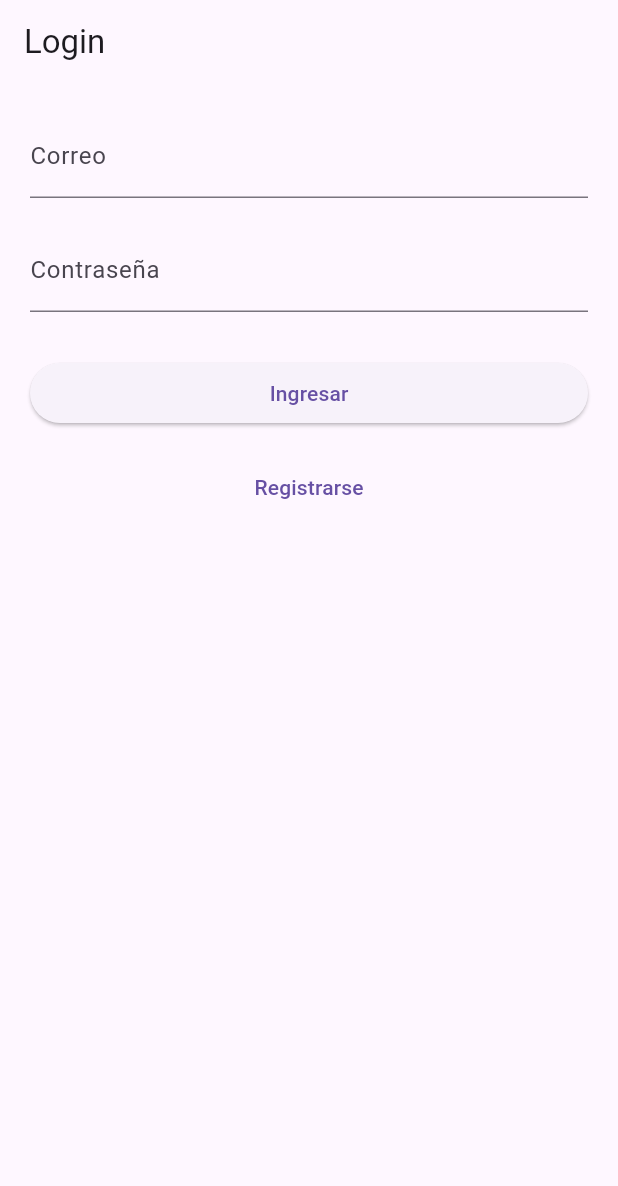
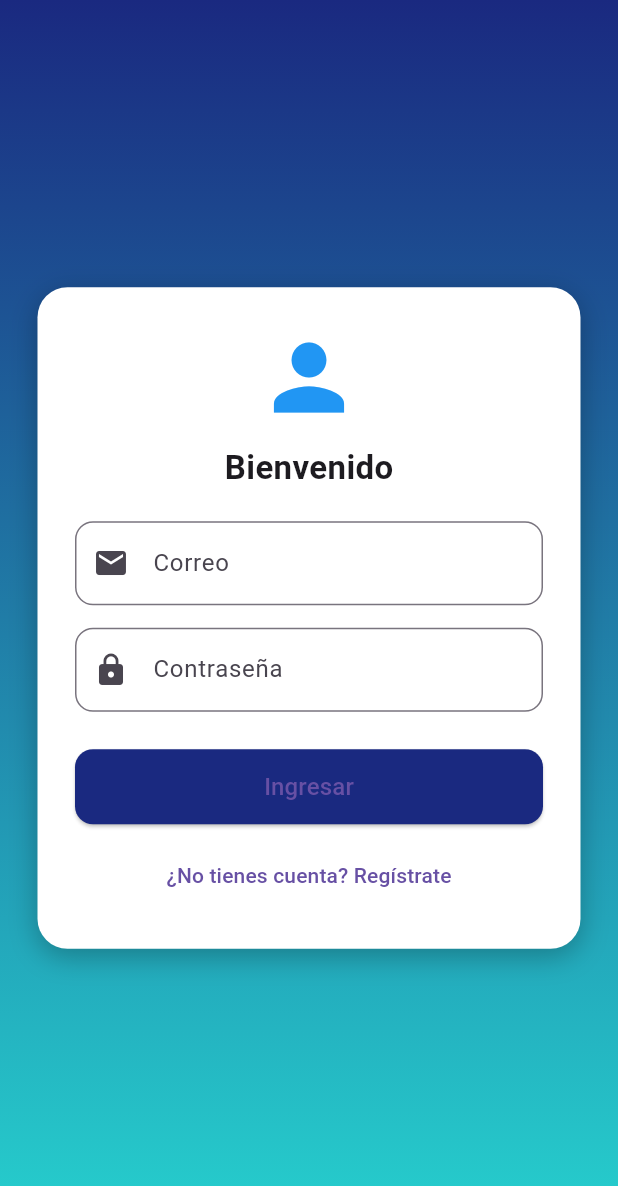
Before and after one commit to Johan123788/FlutterReport, a Flutter app: the screen it shows after launch, on a phone screen of 412 x 824 dp. Shown: the top 1186 px of the screen. Run offline on Flutter 3.47's test engine with Material 3 defaults, Android fonts, the light colour scheme and no system bars; our stand-ins replace geolocator, image_picker.

Commit message:
Mejora Login

```diff
--- a/lib/main.dart
+++ b/lib/main.dart
@@ -1,4 +1,5 @@
 import 'package:flutter/material.dart';
+import 'package:ojociudadano/ui/screens/inicio_page.dart';
 import 'package:ojociudadano/ui/screens/login_page.dart';
 
 void main() {
--- a/lib/ui/screens/login_page.dart
+++ b/lib/ui/screens/login_page.dart
@@ -1,7 +1,6 @@
 import 'package:flutter/material.dart';
 import 'package:ojociudadano/controllers/login_controller.dart';
 import 'package:ojociudadano/ui/screens/inicio_page.dart';
-
 import 'package:ojociudadano/ui/screens/registro_page.dart';
 
 class LoginPage extends StatefulWidget {
@@ -14,14 +13,19 @@ class LoginPage extends StatefulWidget {
 class _LoginPageState extends State<LoginPage> {
   final correoController = TextEditingController();
   final passwordController = TextEditingController();
-
   final LoginController loginController = LoginController();
 
+  bool cargando = false;
+
   void iniciarSesion() async {
+    setState(() => cargando = true);
+
     var usuario = await loginController.login(
       correoController.text,
       passwordController.text,
     );
+
+    setState(() => cargando = false);
 
     if (!mounted) return;
 
@@ -29,8 +33,10 @@ class _LoginPageState extends State<LoginPage> {
       Navigator.pushReplacement(
         context,
         MaterialPageRoute(
-          builder: (context) =>
-              HomePage(usuarioId: usuario.id, nombreUsuario: usuario.nombre),
+          builder: (context) => HomePage(
+            usuarioId: usuario.id,
+            nombreUsuario: usuario.nombre,
+          ),
         ),
       );
     } else {
@@ -50,48 +56,114 @@ class _LoginPageState extends State<LoginPage> {
   @override
   Widget build(BuildContext context) {
     return Scaffold(
-      appBar: AppBar(title: const Text("Login")),
+      body: Container(
+        width: double.infinity,
+        height: double.infinity,
+        decoration: const BoxDecoration(
+          gradient: LinearGradient(
+            colors: [Color(0xFF1A2980), Color(0xFF26D0CE)],
+            begin: Alignment.topCenter,
+            end: Alignment.bottomCenter,
+          ),
+        ),
+        child: Center(
+          child: SingleChildScrollView(
+            child: Container(
+              margin: const EdgeInsets.symmetric(horizontal: 25),
+              padding: const EdgeInsets.all(25),
+              decoration: BoxDecoration(
+                color: Colors.white,
+                borderRadius: BorderRadius.circular(20),
+                boxShadow: [
+                  BoxShadow(
+                    color: Colors.black26,
+                    blurRadius: 15,
+                    offset: const Offset(0, 5),
+                  )
+                ],
+              ),
+              child: Column(
+                mainAxisSize: MainAxisSize.min,
+                children: [
+                  const Icon(Icons.person, size: 70, color: Colors.blue),
+                  const SizedBox(height: 10),
 
-      body: Padding(
-        padding: const EdgeInsets.all(20),
-
-        child: Column(
-          children: [
-            TextField(
-              controller: correoController,
-              decoration: const InputDecoration(labelText: "Correo"),
+                  const Text(
+                    "Bienvenido",
+                    style: TextStyle(
+                      fontSize: 22,
+                      fontWeight: FontWeight.bold,
+                    ),
                   ),
 
                   const SizedBox(height: 20),
 
                   TextField(
-              controller: passwordController,
-              obscureText: true,
-              decoration: const InputDecoration(labelText: "Contraseña"),
+                    controller: correoController,
+                    decoration: InputDecoration(
+                      labelText: "Correo",
+                      prefixIcon: const Icon(Icons.email),
+                      border: OutlineInputBorder(
+                        borderRadius: BorderRadius.circular(12),
                       ),
-
-            const SizedBox(height: 30),
-
-            SizedBox(
-              width: double.infinity,
-              child: ElevatedButton(
-                onPressed: iniciarSesion,
-                child: const Text("Ingresar"),
                     ),
                   ),
 
                   const SizedBox(height: 15),
 
+                  TextField(
+                    controller: passwordController,
+                    obscureText: true,
+                    decoration: InputDecoration(
+                      labelText: "Contraseña",
+                      prefixIcon: const Icon(Icons.lock),
+                      border: OutlineInputBorder(
+                        borderRadius: BorderRadius.circular(12),
+                      ),
+                    ),
+                  ),
+
+                  const SizedBox(height: 25),
+
+                  SizedBox(
+                    width: double.infinity,
+                    height: 50,
+                    child: ElevatedButton(
+                      onPressed: cargando ? null : iniciarSesion,
+                      style: ElevatedButton.styleFrom(
+                        backgroundColor: const Color(0xFF1A2980),
+                        shape: RoundedRectangleBorder(
+                          borderRadius: BorderRadius.circular(12),
+                        ),
+                      ),
+                      child: cargando
+                          ? const CircularProgressIndicator(
+                              color: Colors.white,
+                            )
+                          : const Text(
+                              "Ingresar",
+                              style: TextStyle(fontSize: 16),
+                            ),
+                    ),
+                  ),
+
+                  const SizedBox(height: 10),
+
                   TextButton(
                     onPressed: () {
                       Navigator.push(
                         context,
-                  MaterialPageRoute(builder: (context) => const RegistroPage()),
+                        MaterialPageRoute(
+                          builder: (context) => const RegistroPage(),
+                        ),
                       );
                     },
-              child: const Text("Registrarse"),
+                    child: const Text("¿No tienes cuenta? Regístrate"),
                   ),
                 ],
+              ),
+            ),
+          ),
         ),
       ),
     );
```
Also changed, not shown: 2 other files. Lines whose indentation alone changed are shown as unchanged.
